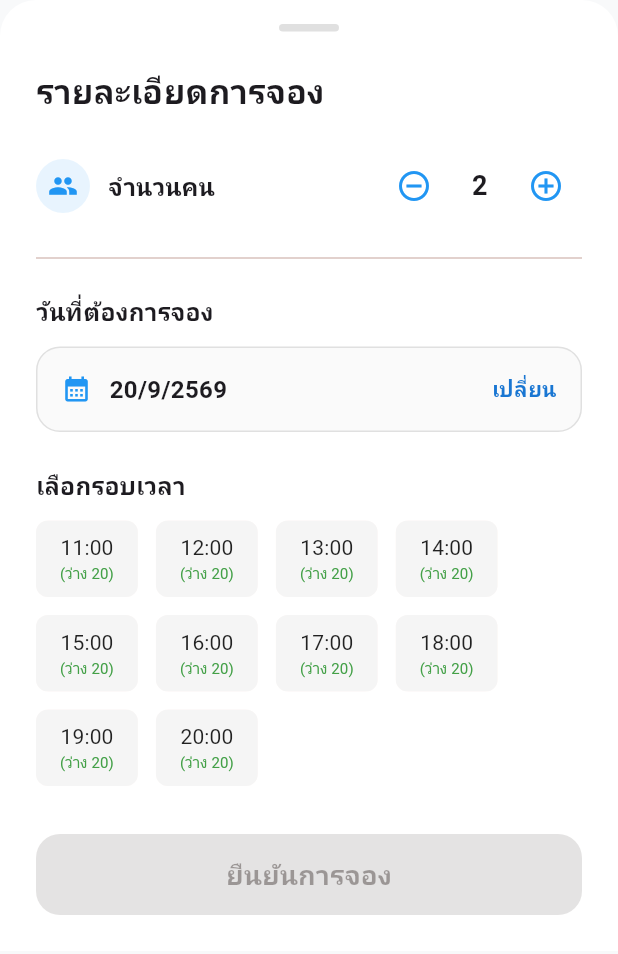
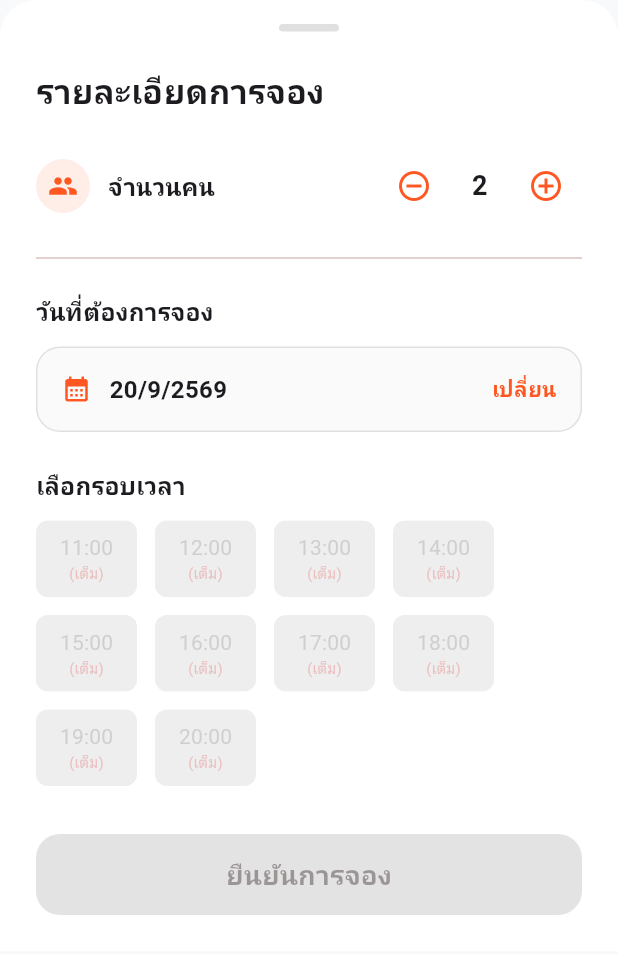
Before and after one commit to rattanan-kit/mobile_project2, a Flutter app: the BookingBottomSheetWidget widget shown alone on an empty page, opened directly with empty values, on a phone screen of 412 x 824 dp. Shown: the top 954 px of the screen. Run offline on Flutter 3.47's test engine with Material 3 defaults, Android fonts, the phone set to English and light mode, and no system bars; our stand-ins replace cloud_firestore, firebase_auth, firebase_core, flutter_map, google_fonts, latlong2; accounts and stored records are empty; network calls fail; Roboto replaces fonts that are missing (Prompt).

Commit message:
เปลี่ยนสีตาม theme เครื่องและดึงจำนวนคนในเวลานั้นๆมาได้ถูกต่้อง

```diff
--- a/lib/pages/restaurant_detail_page.dart
+++ b/lib/pages/restaurant_detail_page.dart
@@ -1,7 +1,7 @@
 import 'package:flutter/material.dart';
 import 'package:flutter_map/flutter_map.dart';
 import 'package:latlong2/latlong.dart';
-import 'package:cloud_firestore/cloud_firestore.dart'; // <-- นำเข้า Firestore
+import 'package:cloud_firestore/cloud_firestore.dart';
 import '../models/restaurant_model.dart';
 
 class RestaurantDetailPage extends StatelessWidget {
@@ -26,7 +26,7 @@ class RestaurantDetailPage extends StatelessWidget {
           SliverAppBar(
             expandedHeight: 280.0,
             pinned: true,
-            backgroundColor: Colors.blue,
+            backgroundColor: Theme.of(context).primaryColor, // ดึงสีจาก Theme
             iconTheme: const IconThemeData(color: Colors.white),
             flexibleSpace: FlexibleSpaceBar(
               background: Stack(
@@ -150,11 +150,15 @@ class RestaurantDetailPage extends StatelessWidget {
                                     tag.toUpperCase(),
                                     style: TextStyle(
                                       fontSize: 12,
-                                      color: Colors.blue[700],
+                                      color: Theme.of(
+                                        context,
+                                      ).primaryColor, // ดึงสีจาก Theme
                                       fontWeight: FontWeight.bold,
                                     ),
                                   ),
-                                  backgroundColor: Colors.blue[50],
+                                  backgroundColor: Theme.of(context)
+                                      .primaryColor
+                                      .withOpacity(0.1), // ดึงสีจาก Theme
                                   side: BorderSide.none,
                                   padding: EdgeInsets.zero,
                                 ),
@@ -167,15 +171,25 @@ class RestaurantDetailPage extends StatelessWidget {
                           mainAxisAlignment: MainAxisAlignment.spaceAround,
                           children: [
                             _buildFacilityIcon(
+                              context,
                               Icons.directions_car,
                               'ที่จอดรถ',
                             ),
-                            _buildFacilityIcon(Icons.wifi, 'ฟรี Wi-Fi'),
                             _buildFacilityIcon(
+                              context,
+                              Icons.wifi,
+                              'ฟรี Wi-Fi',
+                            ),
+                            _buildFacilityIcon(
+                              context,
                               Icons.credit_card,
                               'รับบัตรเครดิต',
                             ),
-                            _buildFacilityIcon(Icons.ac_unit, 'ห้องแอร์'),
+                            _buildFacilityIcon(
+                              context,
+                              Icons.ac_unit,
+                              'ห้องแอร์',
+                            ),
                           ],
                         ),
                         const Padding(
@@ -406,7 +420,9 @@ class RestaurantDetailPage extends StatelessWidget {
                 shape: RoundedRectangleBorder(
                   borderRadius: BorderRadius.circular(16),
                 ),
-                backgroundColor: Colors.blue,
+                backgroundColor: Theme.of(
+                  context,
+                ).primaryColor, // ดึงสีจาก Theme
                 foregroundColor: Colors.white,
                 elevation: 0,
               ),
@@ -415,7 +431,6 @@ class RestaurantDetailPage extends StatelessWidget {
                   context: context,
                   isScrollControlled: true,
                   backgroundColor: Colors.transparent,
-                  // --- ส่งข้อมูลร้านเข้าไปใน Bottom Sheet ด้วย ---
                   builder: (context) =>
                       BookingBottomSheetWidget(restaurant: restaurant),
                 );
@@ -431,7 +446,7 @@ class RestaurantDetailPage extends StatelessWidget {
     );
   }
 
-  Widget _buildFacilityIcon(IconData icon, String label) {
+  Widget _buildFacilityIcon(BuildContext context, IconData icon, String label) {
     return Column(
       children: [
         Container(
@@ -440,7 +455,11 @@ class RestaurantDetailPage extends StatelessWidget {
             color: Colors.grey[100],
             shape: BoxShape.circle,
           ),
-          child: Icon(icon, color: Colors.blue[700], size: 24),
+          child: Icon(
+            icon,
+            color: Theme.of(context).primaryColor,
+            size: 24,
+          ), // ดึงสีจาก Theme
         ),
         const SizedBox(height: 8),
         Text(label, style: TextStyle(fontSize: 12, color: Colors.grey[700])),
@@ -594,7 +613,7 @@ class _MenuCarouselState extends State<MenuCarousel> {
 // Widget สำหรับฟอร์มจองโต๊ะแบบ Bottom Sheet (อ่านจาก Database + บันทึก)
 // =========================================================================
 class BookingBottomSheetWidget extends StatefulWidget {
-  final RestaurantModel restaurant; // รับข้อมูลร้านเข้ามาเพื่อใช้อ้างอิง ID
+  final RestaurantModel restaurant;
 
   const BookingBottomSheetWidget({super.key, required this.restaurant});
 
@@ -607,10 +626,7 @@ class _BookingBottomSheetWidgetState extends State<BookingBottomSheetWidget> {
   int _guestCount = 2;
   DateTime _selectedDate = DateTime.now();
   String? _selectedTime;
-  bool _isLoading = false; // เอาไว้หมุนโหลดตอนกำลังบันทึก
-
-  // สมมติว่าร้านนี้รับคิวได้รอบละ 20 คน (ในอนาคตควรดึงค่านี้มาจาก Database ของร้าน)
-  final int capacityPerSlot = 20;
+  bool _isLoading = false;
 
   List<String> _getAvailableTimeSlots() {
     List<String> allSlots = [
@@ -650,6 +666,18 @@ class _BookingBottomSheetWidgetState extends State<BookingBottomSheetWidget> {
       initialDate: _selectedDate,
       firstDate: DateTime.now(),
       lastDate: DateTime.now().add(const Duration(days: 30)),
+      builder: (context, child) {
+        return Theme(
+          data: Theme.of(context).copyWith(
+            colorScheme: ColorScheme.light(
+              primary: Theme.of(context).primaryColor, // ดึงสีจาก Theme
+              onPrimary: Colors.white,
+              onSurface: Colors.black,
+            ),
+          ),
+          child: child!,
+        );
+      },
     );
     if (picked != null && picked != _selectedDate) {
       setState(() {
@@ -659,16 +687,13 @@ class _BookingBottomSheetWidgetState extends State<BookingBottomSheetWidget> {
     }
   }
 
-  // ฟังก์ชันบันทึกข้อมูลลง Firebase
   Future<void> _submitBooking() async {
     setState(() => _isLoading = true);
 
     try {
-      // แปลงวันที่ให้อยู่ใน Format ปี-เดือน-วัน (เช่น 2026-09-21) เพื่อเซฟลงฐานข้อมูล
       String dbDate =
           "${_selectedDate.year}-${_selectedDate.month.toString().padLeft(2, '0')}-${_selectedDate.day.toString().padLeft(2, '0')}";
 
-      // บันทึกลง Collection "bookings"
       await FirebaseFirestore.instance.collection('bookings').add({
         'restaurantId': widget.restaurant.id,
         'restaurantName': widget.restaurant.name,
@@ -676,12 +701,12 @@ class _BookingBottomSheetWidgetState extends State<BookingBottomSheetWidget> {
         'time': _selectedTime,
         'guestCount': _guestCount,
         'status': 'confirmed',
-        'userId': 'demo_user_001', // ตอนนี้จำลองรหัสผู้ใช้ไปก่อน
+        'userId': 'demo_user_001',
         'createdAt': FieldValue.serverTimestamp(),
       });
 
       if (mounted) {
-        Navigator.pop(context); // ปิดหน้าต่าง
+        Navigator.pop(context);
         ScaffoldMessenger.of(context).showSnackBar(
           const SnackBar(
             content: Text('จองโต๊ะสำเร็จแล้ว!'),
@@ -709,7 +734,6 @@ class _BookingBottomSheetWidgetState extends State<BookingBottomSheetWidget> {
         '${_selectedDate.day}/${_selectedDate.month}/${_selectedDate.year + 543}';
     final availableTimeSlots = _getAvailableTimeSlots();
 
-    // สร้าง Format วันที่สำหรับใช้ค้นหาใน Database
     final String dbSearchDate =
         "${_selectedDate.year}-${_selectedDate.month.toString().padLeft(2, '0')}-${_selectedDate.day.toString().padLeft(2, '0')}";
 
@@ -750,14 +774,16 @@ class _BookingBottomSheetWidgetState extends State<BookingBottomSheetWidget> {
                     Container(
                       padding: const EdgeInsets.all(8),
                       decoration: BoxDecoration(
-                        color: Colors.blue.withOpacity(0.1),
+                        color: Theme.of(
+                          context,
+                        ).primaryColor.withOpacity(0.1), // ดึงสีจาก Theme
                         shape: BoxShape.circle,
                       ),
-                      child: const Icon(
+                      child: Icon(
                         Icons.people,
-                        color: Colors.blue,
+                        color: Theme.of(context).primaryColor,
                         size: 20,
-                      ),
+                      ), // ดึงสีจาก Theme
                     ),
                     const SizedBox(width: 12),
                     const Text(
@@ -773,11 +799,12 @@ class _BookingBottomSheetWidgetState extends State<BookingBottomSheetWidget> {
                   children: [
                     IconButton(
                       onPressed: () {
-                        // ถ้าลดคน แล้วที่นั่งเวิร์คกับรอบที่เลือกไว้ ค่อยยอมให้ลด
                         if (_guestCount > 1) setState(() => _guestCount--);
                       },
                       icon: const Icon(Icons.remove_circle_outline),
-                      color: _guestCount > 1 ? Colors.blue : Colors.grey,
+                      color: _guestCount > 1
+                          ? Theme.of(context).primaryColor
+                          : Colors.grey, // ดึงสีจาก Theme
                     ),
                     SizedBox(
                       width: 40,
@@ -793,7 +820,7 @@ class _BookingBottomSheetWidgetState extends State<BookingBottomSheetWidget> {
                     IconButton(
                       onPressed: () => setState(() => _guestCount++),
                       icon: const Icon(Icons.add_circle_outline),
-                      color: Colors.blue,
+                      color: Theme.of(context).primaryColor, // ดึงสีจาก Theme
                     ),
                   ],
                 ),
@@ -827,11 +854,11 @@ class _BookingBottomSheetWidgetState extends State<BookingBottomSheetWidget> {
                   children: [
                     Row(
                       children: [
-                        const Icon(
+                        Icon(
                           Icons.calendar_month,
-                          color: Colors.blue,
+                          color: Theme.of(context).primaryColor,
                           size: 20,
-                        ),
+                        ), // ดึงสีจาก Theme
                         const SizedBox(width: 12),
                         Text(
                           displayDate,
@@ -845,17 +872,17 @@ class _BookingBottomSheetWidgetState extends State<BookingBottomSheetWidget> {
                     Text(
                       'เปลี่ยน',
                       style: TextStyle(
-                        color: Colors.blue[700],
+                        color: Theme.of(context).primaryColor,
                         fontWeight: FontWeight.bold,
                       ),
-                    ),
+                    ), // ดึงสีจาก Theme
                   ],
                 ),
               ),
             ),
             const SizedBox(height: 24),
 
-            // --- 3. เลือกรอบเวลา (StreamBuilder ดึงข้อมูลสดมาเช็ก Capacity) ---
+            // --- 3. เลือกรอบเวลา ---
             const Text(
               'เลือกรอบเวลา',
               style: TextStyle(fontSize: 16, fontWeight: FontWeight.w600),
@@ -876,7 +903,6 @@ class _BookingBottomSheetWidgetState extends State<BookingBottomSheetWidget> {
                     ),
                   )
                 : StreamBuilder<QuerySnapshot>(
-                    // ยิง Query เช็กยอดการจองของร้านนี้ ในวันที่เลือกว่ามีกี่คนแล้ว
                     stream: FirebaseFirestore.instance
                         .collection('bookings')
                         .where('restaurantId', isEqualTo: widget.restaurant.id)
@@ -887,7 +913,6 @@ class _BookingBottomSheetWidgetState extends State<BookingBottomSheetWidget> {
                         return const Center(child: CircularProgressIndicator());
                       }
 
-                      // คำนวณหายอดจองในแต่ละช่วงเวลา
                       Map<String, int> bookedSeatsPerSlot = {};
                       for (var doc in snapshot.data!.docs) {
                         String time = doc['time'];
@@ -900,11 +925,10 @@ class _BookingBottomSheetWidgetState extends State<BookingBottomSheetWidget> {
                         spacing: 12,
                         runSpacing: 12,
                         children: availableTimeSlots.map((time) {
-                          // คำนวณที่นั่งว่าง
                           int booked = bookedSeatsPerSlot[time] ?? 0;
-                          int remainingSeats = capacityPerSlot - booked;
+                          int remainingSeats =
+                              widget.restaurant.capacityPerSlot - booked;
 
-                          // ถ้ายอดที่ผู้ใช้ต้องการจอง มันเยอะกว่าที่นั่งว่าง ให้กดไม่ได้
                           bool isNotEnoughSeats = _guestCount > remainingSeats;
                           bool isSelected = _selectedTime == time;
 
@@ -928,14 +952,15 @@ class _BookingBottomSheetWidgetState extends State<BookingBottomSheetWidget> {
                               ],
                             ),
                             selected: isSelected,
-                            // ถ้าที่นั่งไม่พอ ให้ disable ปุ่ม (ใส่ null)
                             onSelected: isNotEnoughSeats
                                 ? null
                                 : (selected) {
                                     if (selected)
                                       setState(() => _selectedTime = time);
                                   },
-                            selectedColor: Colors.blue,
+                            selectedColor: Theme.of(
+                              context,
+                            ).primaryColor, // ดึงสีจาก Theme
                             labelStyle: TextStyle(
                               color: isNotEnoughSeats
                                   ? Colors.grey
@@ -963,8 +988,8 @@ class _BookingBottomSheetWidgetState extends State<BookingBottomSheetWidget> {
               child: ElevatedButton(
                 style: ElevatedButton.styleFrom(
                   backgroundColor: _selectedTime != null
-                      ? Colors.blue
-                      : Colors.grey[300],
+                      ? Theme.of(context).primaryColor
+                      : Colors.grey[300], // ดึงสีจาก Theme
                   foregroundColor: _selectedTime != null
                       ? Colors.white
                       : Colors.grey[600],
```
